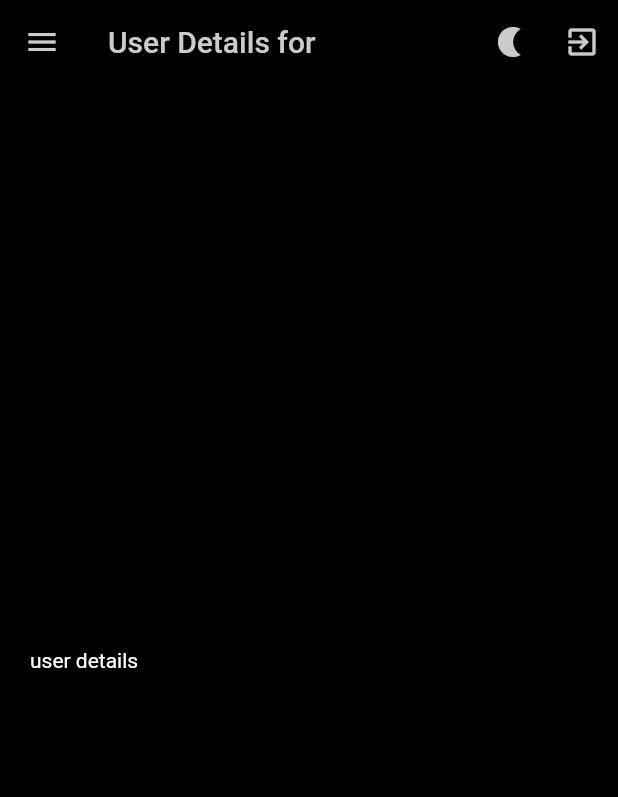
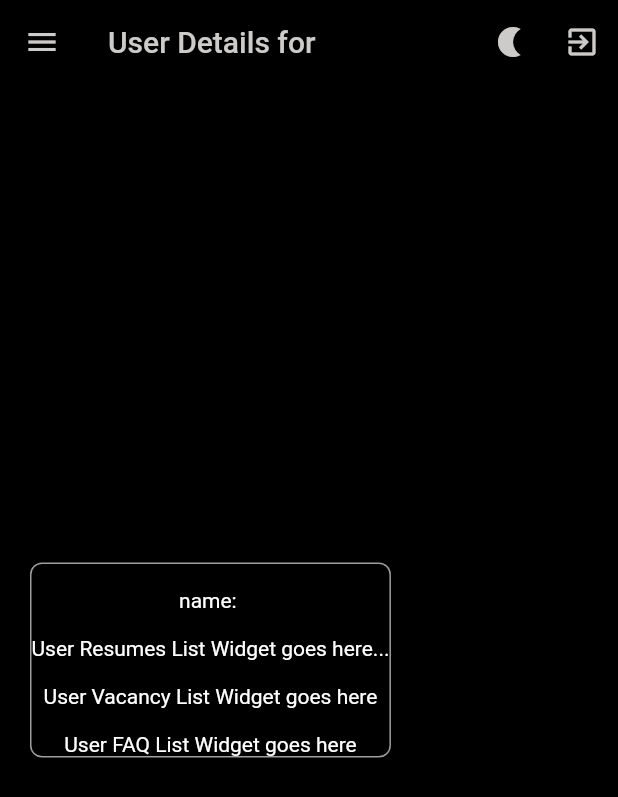
Before and after one commit to sam-tuck/ninjasite, a Flutter app: the UserDetailsPage screen opened directly with empty values, on a phone screen of 412 x 824 dp. Shown: the top 797 px of the screen. Run offline on Flutter 3.47's test engine with Material 2 defaults, Android fonts, the phone set to English and light mode, and no system bars; our stand-ins replace cloud_firestore, equatable, firebase_auth, firebase_core, flutter_riverpod, jiffy and 1 more; missing offline and left inert: login; accounts and stored records are empty; statements that could not run were skipped.

Commit message:
user details moved

```diff
--- a/lib/admin/user_details_page.dart
+++ b/lib/admin/user_details_page.dart
@@ -36,7 +36,7 @@ class UserDetailsPage extends ConsumerWidget {
             mainAxisSize: MainAxisSize.max,
             mainAxisAlignment: MainAxisAlignment.start,
             children: [
-              Text('user details')
+              UserDetails(uid)
               // Expanded(child: UserList()),
               // Expanded(child: UserDetails(ref.watch(activeUser)))
             ],
```
